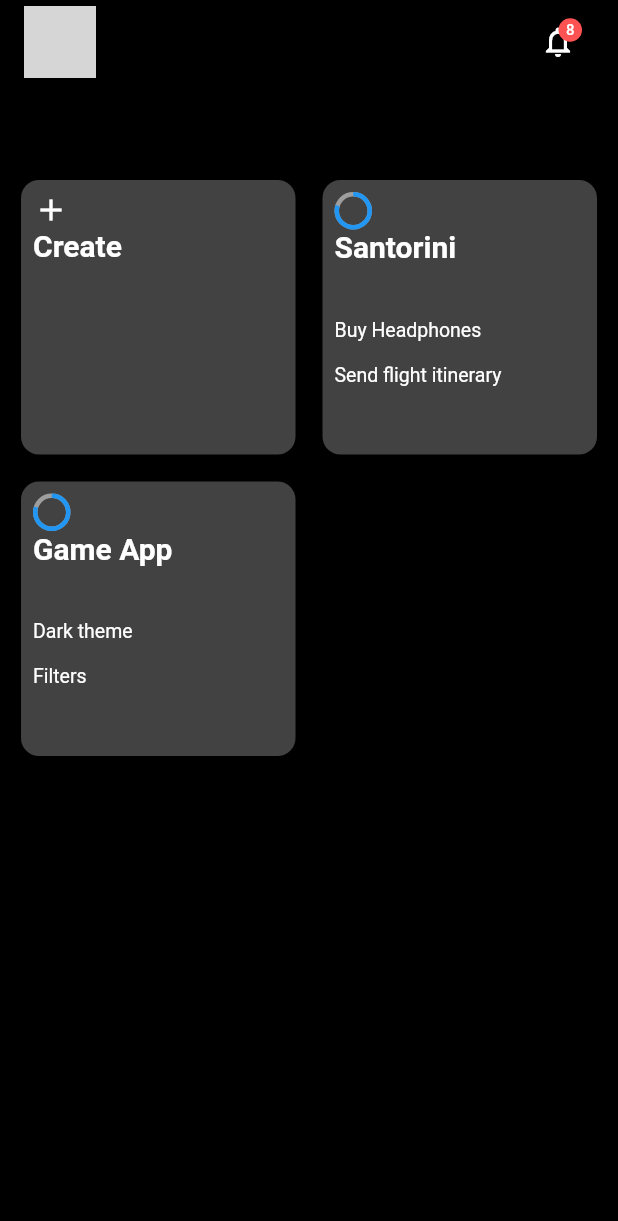
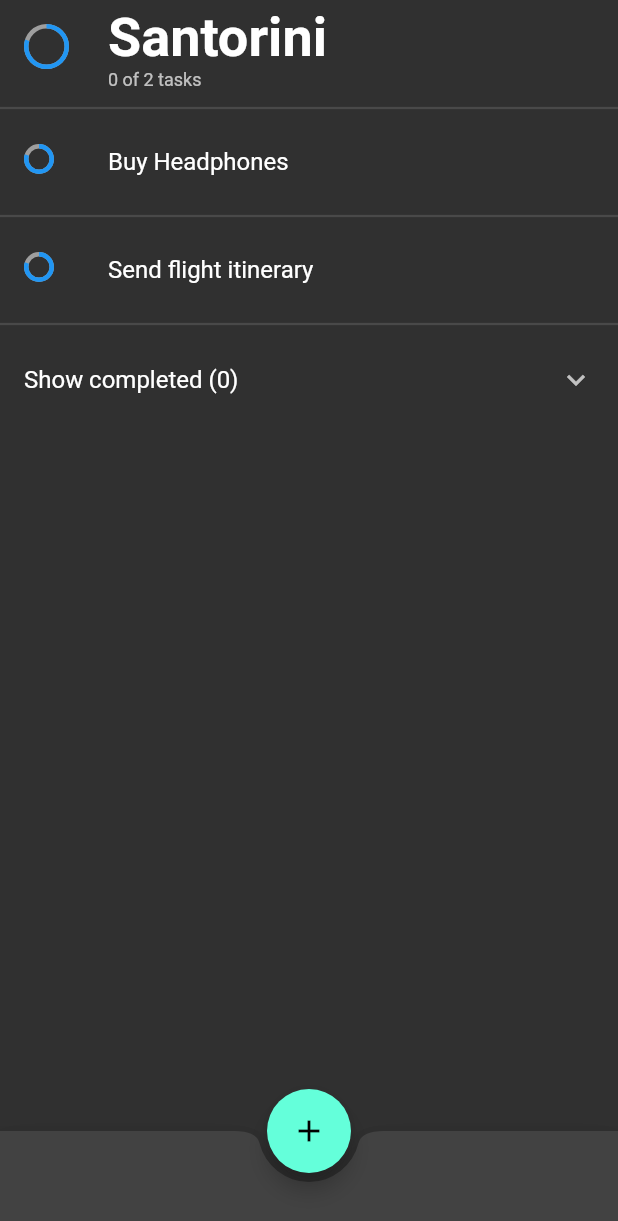
Before and after one commit to Bygaga63/todo-bygaga-flutter, a Flutter app: the screen it shows after launch, on a phone screen of 412 x 824 dp. Shown: the top 1221 px of the screen. Run offline on Flutter 3.47's test engine with Material 2 defaults, Android fonts, the phone set to English and light mode, and no system bars; drawn by our look-alikes of percent_indicator; grey boxes are pictures that could not be loaded.

Commit message:
add task widget add task list widget

```diff
--- a/lib/main.dart
+++ b/lib/main.dart
@@ -18,7 +18,7 @@ class MyApp extends StatelessWidget {
         Routes.todoList: (_) => TodoListPage(),
         Routes.todo: (_) => TodoPage(),
       },
-//      initialRoute: Routes.todo,
+      initialRoute: Routes.todo,
     );
   }
 }
--- a/lib/todo/presentation/pages/todo.dart
+++ b/lib/todo/presentation/pages/todo.dart
@@ -1,6 +1,12 @@
 import 'package:flutter/material.dart';
+import 'package:todo_bygaga/todo/data/models/TodoModel.dart';
+import 'package:todo_bygaga/todo/data/repositories/todo_repositoy_impl.dart';
+import 'package:todo_bygaga/todo/presentation/widgets/add_task.dart';
+import 'package:todo_bygaga/todo/presentation/widgets/task_list.dart';
 
 class TodoPage extends StatelessWidget {
+  final TodoModel todo = TodoRepositoryImpl().getList()[0];
+
   void _addClick(BuildContext context) {
     showModalBottomSheet(
         shape:
@@ -9,31 +15,7 @@ class TodoPage extends StatelessWidget {
         context: context,
         builder: (context) {
           return SingleChildScrollView(
-            child: Container(
-              padding: EdgeInsets.only(
-                bottom: MediaQuery.of(context).viewInsets.bottom,
-              ),
-              child: Container(
-                child: Column(
-                  children: <Widget>[
-                    TextField(
-                      autofocus: true,
-                      minLines: 5,
-                      maxLines: 10,
-                      decoration: InputDecoration(
-                        contentPadding: EdgeInsets.all(20.0),
-                        border: InputBorder.none,
-                        hintText: 'New task',
-                      ),
-                    ),
-                    Container(
-                      color: Colors.purple,
-                      height: 40.0,
-                    ),
-                  ],
-                ),
-              ),
-            ),
+            child: AddTask(),
           );
         });
   }
@@ -41,6 +23,11 @@ class TodoPage extends StatelessWidget {
   @override
   Widget build(BuildContext context) {
     return Scaffold(
+      body: SafeArea(
+        child: TaskList(
+          todo: todo,
+        ),
+      ),
       floatingActionButton: FloatingActionButton(
         onPressed: () {
           _addClick(context);
--- /dev/null
+++ b/lib/todo/presentation/widgets/add_task.dart
@@ -0,0 +1,32 @@
+import 'package:flutter/material.dart';
+
+class AddTask extends StatelessWidget {
+  @override
+  Widget build(BuildContext context) {
+    return Container(
+      padding: EdgeInsets.only(
+        bottom: MediaQuery.of(context).viewInsets.bottom,
+      ),
+      child: Container(
+        child: Column(
+          children: <Widget>[
+            TextField(
+              autofocus: true,
+              minLines: 5,
+              maxLines: 10,
+              decoration: InputDecoration(
+                contentPadding: EdgeInsets.all(20.0),
+                border: InputBorder.none,
+                hintText: 'New task',
+              ),
+            ),
+            Container(
+              color: Colors.purple,
+              height: 40.0,
+            ),
+          ],
+        ),
+      ),
+    );
+  }
+}
--- /dev/null
+++ b/lib/todo/presentation/widgets/task_list.dart
@@ -0,0 +1,60 @@
+import 'package:flutter/material.dart';
+import 'package:percent_indicator/circular_percent_indicator.dart';
+import 'package:todo_bygaga/todo/data/models/TodoModel.dart';
+
+class TaskList extends StatelessWidget {
+  final TodoModel todo;
+
+  TaskList({@required this.todo});
+
+  get _getCompletedNumber => todo.tasks.where((task) => task.isComplete).length;
+  get _getTaskNumber => todo.tasks.length;
+
+  @override
+  Widget build(BuildContext context) {
+    return Column(
+      children: <Widget>[
+        ListTile(
+          leading: CircularPercentIndicator(
+            radius: 30.0,
+            lineWidth: 3.0,
+            percent: 0.8,
+            backgroundColor: Colors.grey,
+            progressColor: Colors.blue,
+          ),
+          dense: true,
+          title: Text(
+            todo.title,
+            style: TextStyle(fontSize: 36.0, fontWeight: FontWeight.w600),
+          ),
+          subtitle: Text('$_getCompletedNumber of $_getTaskNumber tasks'),
+        ),
+        Divider(thickness: 1.5),
+        ListView.separated(
+          shrinkWrap: true,
+          itemCount: todo.tasks.length,
+          itemBuilder: (BuildContext context, int index) {
+            final task = todo.tasks[index];
+            return ListTile(
+              title: Text(task.description),
+              leading: CircularPercentIndicator(
+                radius: 20.0,
+                lineWidth: 3.0,
+                percent: 0.8,
+                backgroundColor: Colors.grey,
+                progressColor: Colors.blue,
+              ),
+//                  subtitle: ,
+            );
+          },
+          separatorBuilder: (BuildContext context, int index) =>
+              Divider(thickness: 1.5),
+        ),
+        Divider(thickness: 1.5),
+        ExpansionTile(
+          title: Text('Show completed ($_getCompletedNumber)'),
+        )
+      ],
+    );
+  }
+}
```
